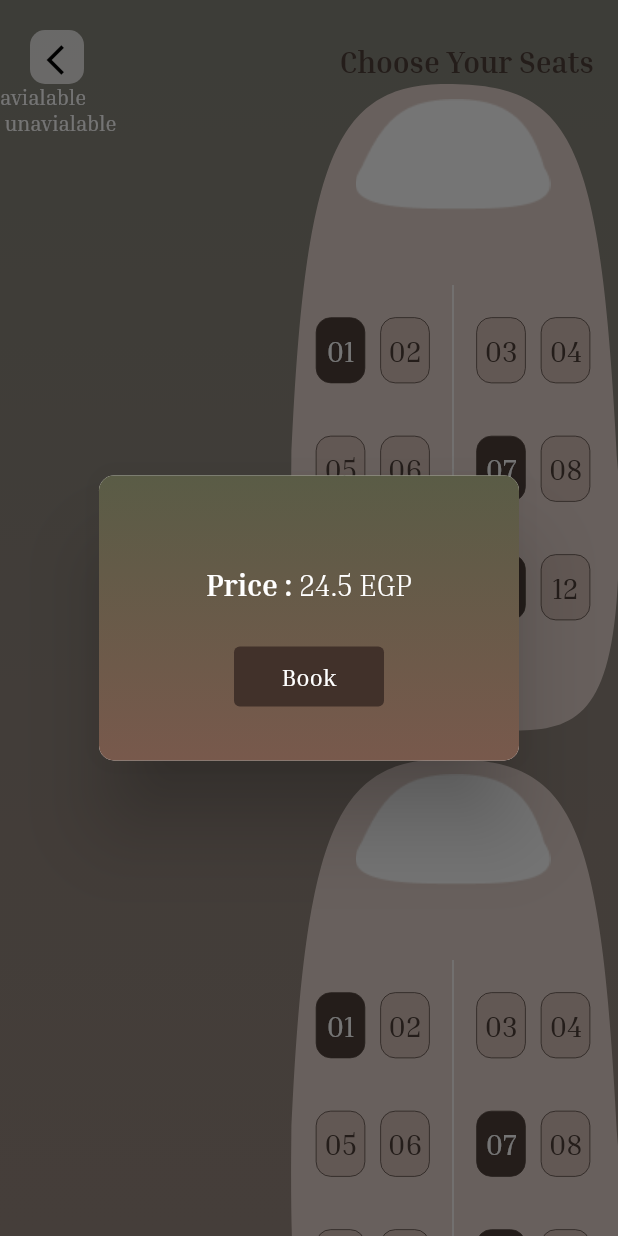
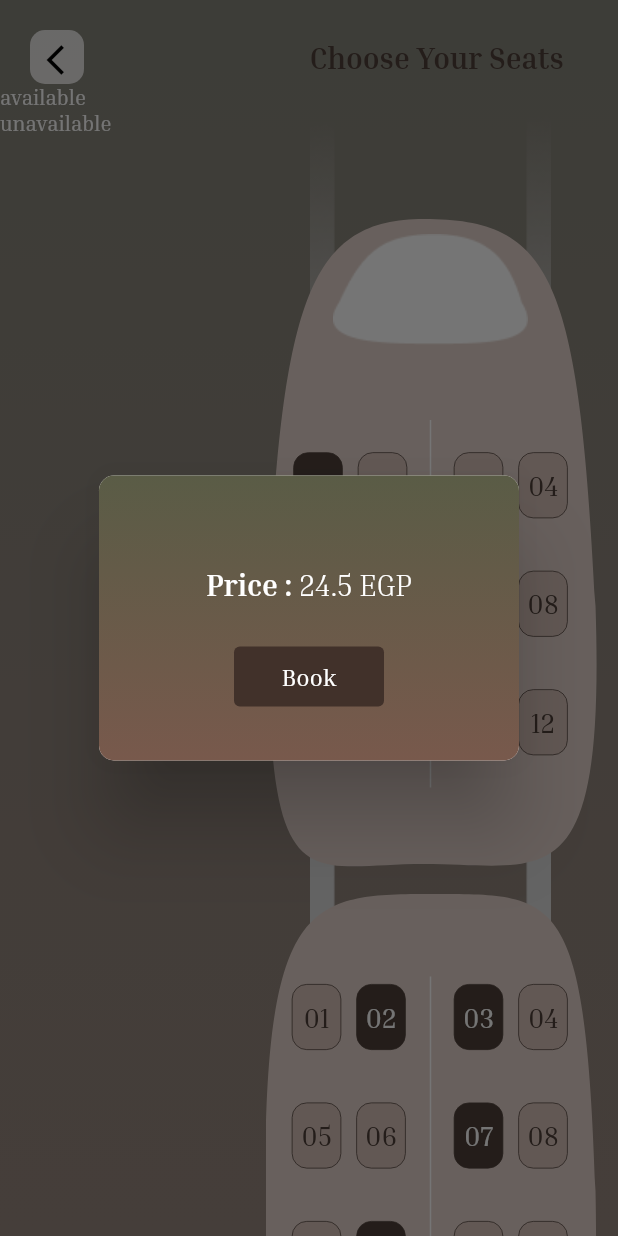
Before and after one commit to Train-D/mobile, a Flutter app: the ChooseSeatsScreen screen opened directly, after a tap on "01", on a phone screen of 412 x 824 dp. Run offline on Flutter 3.47's test engine with Material 2 defaults, Android fonts, the phone set to English and light mode, and no system bars; our stand-ins replace basic_utils, bloc, dartz, equatable, flutter_bloc, get_it and 4 more.

Commit message:
right train in train screen

```diff
--- a/lib/core/utils/app_strings.dart
+++ b/lib/core/utils/app_strings.dart
@@ -47,6 +47,6 @@ class AppString {
   static const String download = 'Download';
   static const String ticketSuccessDownload = 'Successfully Downloaded';
   static const String backToHome = 'Back To Home';
-    static const String book = 'Book';
-
+  static const String book = 'Book';
+  static const String chooseSeatsAppBarTitle = 'Choose Your Seats';
 }
--- a/lib/core/utils/components.dart
+++ b/lib/core/utils/components.dart
@@ -220,7 +220,7 @@ class SharedComponents {
         //if(chooseSeatsScreenAppBar){}
         title: chooseSeatsScreenAppBar
             ? ChooseSeatsComponents.appBarTitle(context: context)
-            : '',
+            : const Text(''),
       );
 
   static linearGradientBg({
--- /dev/null
+++ b/lib/features/tickets/presentation/components/classes/train_default_car_custom_paint.dart
@@ -0,0 +1,62 @@
+import 'package:flutter/material.dart';
+import 'package:traind_app/core/global/theme/app_color/app_color_light.dart';
+
+class TrainDefaultCarShape extends CustomPainter {
+  @override
+  void paint(Canvas canvas, Size size) {
+    final Paint paint = Paint();
+    final Path path = Path();
+
+    paint.color = trainColor;
+
+    path.lineTo(
+      0,
+      size.height * 0.45,
+    );
+    path.cubicTo(
+      0,
+      -0.03,
+      size.width * 0.14,
+      0,
+      size.width * 0.52,
+      0,
+    );
+    path.cubicTo(
+      size.width * 0.89,
+      0,
+      size.width * 0.97,
+      -0.03,
+      size.width,
+      size.height * 0.46,
+    );
+    path.cubicTo(
+      size.width * 1.02,
+      size.height * 0.95,
+      size.width * 0.86,
+      size.height,
+      size.width * 0.52,
+      size.height,
+    );
+    path.cubicTo(
+      size.width * 0.14,
+      size.height,
+      0,
+      size.height * 0.96,
+      0,
+      size.height * 0.45,
+    );
+    path.cubicTo(
+      0,
+      size.height * 0.45,
+      0,
+      size.height * 0.45,
+      0,
+      size.height * 0.45,
+    );
+
+    canvas.drawPath(path, paint);
+  }
+
+  @override
+  bool shouldRepaint(CustomPainter oldDelegate) => false;
+}
--- a/lib/features/tickets/presentation/components/reusable_component/choose_seats_screen_components.dart
+++ b/lib/features/tickets/presentation/components/reusable_component/choose_seats_screen_components.dart
@@ -1,24 +1,25 @@
 import 'package:flutter/material.dart';
+import 'package:traind_app/core/utils/app_strings.dart';
 
 import '../../../../../core/global/theme/app_color/app_color_light.dart';
 import '../../screens/choose_seats_screen.dart';
 import '../classes/seat_details.dart';
 
 class ChooseSeatsComponents {
-
   static appBarTitle({
     required BuildContext context,
   }) =>
       Padding(
         padding: const EdgeInsetsDirectional.only(
-          top: 40,
-          bottom: 15,
+          top: 50,
+          bottom: 30,
+          end: 20,
         ),
         child: Row(
           mainAxisAlignment: MainAxisAlignment.end,
           children: [
             Text(
-              'Choose Your Seats',
+              AppString.chooseSeatsAppBarTitle,
               style: Theme.of(context).textTheme.displayLarge!.copyWith(
                     color: trainUnAvailableSeatColor,
                     fontSize: 20,
@@ -30,23 +31,21 @@ class ChooseSeatsComponents {
 
   static Widget defaultSeat({
     required BuildContext context,
-    required String seatNumber,
-    required bool isAvailable,
+    required Seat seatDetails,
   }) =>
       InkWell(
         onTap: () {
           showChooseSeatsAlertDialog(
             context: context,
-            seatNumber: seatNumber,
+            seatNumber: seatDetails.seatNumber,
           );
-          debugPrint(seatNumber);
         },
         child: Container(
           width: 33,
           height: 44,
           decoration: BoxDecoration(
             borderRadius: BorderRadius.circular(10),
-            color: isAvailable
+            color: seatDetails.isAvailable
                 ? trainAvailableSeatColor
                 : trainUnAvailableSeatColor,
             border: Border.all(
@@ -56,10 +55,11 @@ class ChooseSeatsComponents {
           ),
           child: Align(
             alignment: Alignment.center,
-            child: Text(seatNumber,
+            child: Text(seatDetails.seatNumber,
                 style: Theme.of(context).textTheme.displayMedium!.copyWith(
                       color:
-                          isAvailable ? trainUnAvailableSeatColor : lightColor,
+                          seatDetails.isAvailable ? trainUnAvailableSeatColor : lightColor,
+                      fontSize: 18,
                     )),
           ),
         ),
@@ -74,16 +74,14 @@ class ChooseSeatsComponents {
         children: [
           ChooseSeatsComponents.defaultSeat(
             context: context,
-            seatNumber: seat1.seatNumber,
-            isAvailable: seat1.isAvailable,
+             seatDetails: seat1,
           ),
           const SizedBox(
             width: 10,
           ),
           ChooseSeatsComponents.defaultSeat(
             context: context,
-            seatNumber: seat2.seatNumber,
-            isAvailable: seat2.isAvailable,
+            seatDetails: seat2,
           ),
         ],
       );
@@ -93,6 +91,8 @@ class ChooseSeatsComponents {
     required Widget firstRowTwoSeats,
     required Widget secondRowTwoSeats,
     required Widget thirdRowTwoSeats,
+    bool isfirst = false,
+    Widget? fourthRowTwoSeats,
   }) =>
       Padding(
         padding: const EdgeInsets.symmetric(
@@ -108,7 +108,12 @@ class ChooseSeatsComponents {
             const SizedBox(
               height: 35,
             ),
-            thirdRowTwoSeats
+            thirdRowTwoSeats,
+            // if (!isfirst)
+            //   const SizedBox(
+            //     height: 35,
+            //   ),
+            //   fourthRowTwoSeats,
           ],
         ),
       );
--- a/lib/features/tickets/presentation/components/widgets/choose_seats_alert_dialog_content_widget.dart
+++ b/lib/features/tickets/presentation/components/widgets/choose_seats_alert_dialog_content_widget.dart
@@ -3,6 +3,7 @@ import 'package:flutter/material.dart';
 import 'package:flutter_bloc/flutter_bloc.dart';
 import 'package:traind_app/features/tickets/presentation/controller/choose_seats/choose_seats_cubit.dart';
 import 'package:traind_app/features/tickets/presentation/controller/choose_seats/choose_seats_state.dart';
+import 'package:traind_app/features/tickets/presentation/screens/payment_screen.dart';
 
 import '../../../../../core/utils/app_sizes.dart';
 import '../../../../../core/utils/app_strings.dart';
@@ -39,6 +40,10 @@ Widget chooseSeatsAlertDialogContent({
                 context: context,
                 function: () {
                   cubit.bookSeat(seatNumber);
+                  SharedComponents.navigateTo(
+                    const PaymentScreen(),
+                    context,
+                  );
                 },
                 text: AppString.book,
                 width: 100,
--- /dev/null
+++ b/lib/features/tickets/presentation/components/widgets/train_second_car.dart
@@ -0,0 +1,89 @@
+import 'package:flutter/material.dart';
+import 'package:flutter_bloc/flutter_bloc.dart';
+import 'package:traind_app/features/tickets/presentation/controller/choose_seats/choose_seats_cubit.dart';
+import 'package:traind_app/features/tickets/presentation/controller/choose_seats/choose_seats_state.dart';
+import '../classes/train_default_car_custom_paint.dart';
+import '../reusable_component/choose_seats_screen_components.dart';
+
+Widget trainSecondCar({
+  required BuildContext context,
+}) =>
+    BlocConsumer<ChooseSeatsCubit, ChooseSeatsState>(
+      listener: (context, state) {},
+      builder: (context, state) {
+        int leftIdx = -4;
+        int rightIdx = -2;
+        ChooseSeatsCubit cubit = ChooseSeatsCubit.get(context);
+        return SizedBox(
+          width: 220,
+          height: 430,
+          child: CustomPaint(
+              painter: TrainDefaultCarShape(),
+              child: Column(
+                children: [
+                  const SizedBox(
+                    height: 55,
+                  ),
+                  Row(
+                    mainAxisAlignment: MainAxisAlignment.center,
+                    children: [
+                      SizedBox(
+                        width: 107,
+                        height: 300,
+                        child: ListView.separated(
+                          shrinkWrap: true,
+                          physics: const NeverScrollableScrollPhysics(),
+                          itemBuilder: (context, idx) {
+                            leftIdx += 4;
+                            return Padding(
+                              padding: const EdgeInsets.symmetric(
+                                horizontal: 15,
+                              ),
+                              child: ChooseSeatsComponents.twoSeats(
+                                context: context,
+                                seat1: cubit.secondCarSeats[leftIdx],
+                                seat2: cubit.secondCarSeats[leftIdx + 1],
+                              ),
+                            );
+                          },
+                          separatorBuilder: (context, idx) => const SizedBox(
+                            height: 35,
+                          ),
+                          itemCount: (cubit.secondCarSeats.length ~/ 4).toInt(),
+                        ),
+                      ),
+                      ChooseSeatsComponents.defaultDividerLine(
+                        height: 310,
+                      ),
+                      SizedBox(
+                        width: 107,
+                        height: 300,
+                        child: ListView.separated(
+                          shrinkWrap: true,
+                          physics: const NeverScrollableScrollPhysics(),
+                          itemBuilder: (context, idx) {
+                            rightIdx += 4;
+                            return Padding(
+                              padding: const EdgeInsets.symmetric(
+                                horizontal: 15,
+                              ),
+                              child: ChooseSeatsComponents.twoSeats(
+                                context: context,
+                                seat1: cubit.secondCarSeats[rightIdx],
+                                seat2: cubit.secondCarSeats[rightIdx + 1],
+                              ),
+                            );
+                          },
+                          separatorBuilder: (context, idx) => const SizedBox(
+                            height: 35,
+                          ),
+                          itemCount: (cubit.secondCarSeats.length ~/ 4).toInt(),
+                        ),
+                      ),
+                    ],
+                  ),
+                ],
+              )),
+        );
+      },
+    );
--- a/lib/features/tickets/presentation/controller/choose_seats/choose_seats_cubit.dart
+++ b/lib/features/tickets/presentation/controller/choose_seats/choose_seats_cubit.dart
@@ -1,6 +1,4 @@
-import 'package:flutter/material.dart';
 import 'package:flutter_bloc/flutter_bloc.dart';
-import 'package:traind_app/features/tickets/presentation/components/widgets/train_first_car_widget.dart';
 
 import '../../components/classes/seat_details.dart';
 import 'choose_seats_state.dart';
@@ -27,7 +25,7 @@ class ChooseSeatsCubit extends Cubit<ChooseSeatsState> {
       seatNumber: '04',
       isAvailable: true,
     ),
-     Seat(
+    Seat(
       seatNumber: '05',
       isAvailable: true,
     ),
@@ -35,7 +33,7 @@ class ChooseSeatsCubit extends Cubit<ChooseSeatsState> {
       seatNumber: '06',
       isAvailable: true,
     ),
-     Seat(
+    Seat(
       seatNumber: '07',
       isAvailable: false,
     ),
@@ -43,7 +41,7 @@ class ChooseSeatsCubit extends Cubit<ChooseSeatsState> {
       seatNumber: '08',
       isAvailable: true,
     ),
-     Seat(
+    Seat(
       seatNumber: '09',
       isAvailable: true,
     ),
@@ -51,7 +49,7 @@ class ChooseSeatsCubit extends Cubit<ChooseSeatsState> {
       seatNumber: '10',
       isAvailable: true,
     ),
-     Seat(
+    Seat(
       seatNumber: '11',
       isAvailable: false,
     ),
@@ -61,6 +59,72 @@ class ChooseSeatsCubit extends Cubit<ChooseSeatsState> {
     ),
   ];
 
+  List<Seat> secondCarSeats = [
+    Seat(
+      seatNumber: '01',
+      isAvailable: true,
+    ),
+    Seat(
+      seatNumber: '02',
+      isAvailable: false,
+    ),
+    Seat(
+      seatNumber: '03',
+      isAvailable: false,
+    ),
+    Seat(
+      seatNumber: '04',
+      isAvailable: true,
+    ),
+    Seat(
+      seatNumber: '05',
+      isAvailable: true,
+    ),
+    Seat(
+      seatNumber: '06',
+      isAvailable: true,
+    ),
+    Seat(
+      seatNumber: '07',
+      isAvailable: false,
+    ),
+    Seat(
+      seatNumber: '08',
+      isAvailable: true,
+    ),
+    Seat(
+      seatNumber: '09',
+      isAvailable: true,
+    ),
+    Seat(
+      seatNumber: '10',
+      isAvailable: false,
+    ),
+    Seat(
+      seatNumber: '11',
+      isAvailable: true,
+    ),
+    Seat(
+      seatNumber: '12',
+      isAvailable: true,
+    ),
+    Seat(
+      seatNumber: '13',
+      isAvailable: false,
+    ),
+    Seat(
+      seatNumber: '14',
+      isAvailable: true,
+    ),
+    Seat(
+      seatNumber: '15',
+      isAvailable: true,
+    ),
+    Seat(
+      seatNumber: '16',
+      isAvailable: true,
+    ),
+  ];
 
   void bookSeat(String seatNumber) {
     int idx = int.parse(seatNumber);
--- a/lib/features/tickets/presentation/screens/choose_seats_screen.dart
+++ b/lib/features/tickets/presentation/screens/choose_seats_screen.dart
@@ -1,12 +1,14 @@
 import 'package:flutter/material.dart';
 import 'package:flutter_bloc/flutter_bloc.dart';
 import 'package:traind_app/core/global/theme/app_color/app_color_light.dart';
+import 'package:traind_app/core/utils/app_constants.dart';
 import 'package:traind_app/core/utils/components.dart';
 import 'package:traind_app/features/tickets/presentation/components/widgets/train_first_car_widget.dart';
 import 'package:traind_app/features/tickets/presentation/controller/choose_seats/choose_seats_cubit.dart';
 import 'package:traind_app/features/tickets/presentation/controller/choose_seats/choose_seats_state.dart';
 import '../components/reusable_component/tickets_components.dart';
 import '../components/widgets/choose_seats_alert_dialog_content_widget.dart';
+import '../components/widgets/train_second_car.dart';
 
 class ChooseSeatsScreen extends StatelessWidget {
   const ChooseSeatsScreen({super.key});
@@ -15,8 +17,7 @@ class ChooseSeatsScreen extends StatelessWidget {
   Widget build(BuildContext context) {
     List<Widget> trainCars = [
       trainFirstCar(context: context),
-      trainFirstCar(context: context),
-      trainFirstCar(context: context)
+      trainSecondCar(context: context),
     ];
     return SafeArea(
         child: SharedComponents.linearGradientBg(
@@ -35,12 +36,36 @@ class ChooseSeatsScreen extends StatelessWidget {
               mainAxisAlignment: MainAxisAlignment.spaceBetween,
               crossAxisAlignment: CrossAxisAlignment.start,
               children: [
-                Text(
-                  'avialable\n unavialable',
+                const Text(
+                  'available\nunavailable',
+                ),
+                Stack(
+                  children: [
+                    Padding(
+                      padding: const EdgeInsetsDirectional.only(
+                          top: 20,
+                        ),
+                      child: Image(
+                          width: 220,
+                          //height: AppSizes.height(context),
+                          fit: BoxFit.contain,
+                          image: AssetImage(
+                              '${AppConstants.vectorsUrl}train_lines.png')),
+                    ),
+                    SingleChildScrollView(
+                      physics: const BouncingScrollPhysics(),
+                      child: Padding(
+                        padding: const EdgeInsetsDirectional.only(
+                          top: 40,
+                          end: 15,
+                        ),
+                        child: Column(
+                          children: [
+                            const SizedBox(
+                              height: 50,
                             ),
                             SizedBox(
                               width: 220,
-                  //height: double.infinity,
                               child: ListView.separated(
                                 shrinkWrap: true,
                                 physics: const NeverScrollableScrollPhysics(),
@@ -49,6 +74,12 @@ class ChooseSeatsScreen extends StatelessWidget {
                                     const SizedBox(height: 20),
                                 itemCount: trainCars.length,
                               ),
+                            ),
+                          ],
+                        ),
+                      ),
+                    ),
+                  ],
                 ),
               ],
             ),
--- a/lib/features/tickets/presentation/screens/from_to_screen.dart
+++ b/lib/features/tickets/presentation/screens/from_to_screen.dart
@@ -1,6 +1,7 @@
 import 'package:flutter/material.dart';
 import 'package:flutter_bloc/flutter_bloc.dart';
 import 'package:responsive_sizer/responsive_sizer.dart';
+import 'package:traind_app/features/tickets/presentation/screens/choose_seats_screen.dart';
 import '../../../../core/global/theme/app_color/app_color_light.dart';
 import '../../../../core/utils/app_constants.dart';
 import '../../../../core/utils/app_images.dart';
@@ -9,7 +10,6 @@ import '../../../../core/utils/app_strings.dart';
 import '../../../../core/utils/components.dart';
 import '../components/reusable_component/tickets_components.dart';
 import '../controller/from_to_cubit/from_to_cubit.dart';
-import 'payment_screen.dart';
 
 class FromToScreen extends StatelessWidget {
   const FromToScreen({super.key});
@@ -104,7 +104,7 @@ class FromToScreen extends StatelessWidget {
                                       /*TicketsComponents.bottomModelSheet(
                                           context);*/
                                       SharedComponents.navigateTo(
-                                        const PaymentScreen(),
+                                        const ChooseSeatsScreen(),
                                         context,
                                       );
                                     },
--- a/lib/features/track/presentation/screens/train_id_screen.dart
+++ b/lib/features/track/presentation/screens/train_id_screen.dart
@@ -13,7 +13,8 @@ class TrainIdScreen extends StatelessWidget {
 
   @override
   Widget build(BuildContext context) {
-    return BlocBuilder<TrackingCubit, TrackingState>(builder: (context, state) {
+    return BlocBuilder<TrackingCubit, TrackingState>(
+      builder: (context, state) {
       TrackingCubit cubit = TrackingCubit.get(context);
       return SafeArea(
           child: SharedComponents.screenBg(
--- a/lib/main.dart
+++ b/lib/main.dart
@@ -4,6 +4,7 @@ import 'package:flutter/material.dart';
 import 'package:flutter_bloc/flutter_bloc.dart';
 import 'package:responsive_sizer/responsive_sizer.dart';
 import 'package:traind_app/core/global/theme/theme_data/theme_data_light.dart';
+import 'package:traind_app/features/app/presentation/screens/splash_screen.dart';
 import 'package:traind_app/features/authentication/presentation/controller/profile_cubit/profile_cubit.dart';
 import 'package:traind_app/features/layout/presentation/controller/home_cubit/home_cubit.dart';
 import 'package:traind_app/features/tickets/presentation/controller/from_to_cubit/from_to_cubit.dart';
@@ -14,7 +15,6 @@ import 'core/bloc_observer/bloc_observer.dart';
 import 'features/authentication/presentation/controller/login_cubit/login_cubit.dart';
 import 'features/authentication/presentation/controller/sign_up_cubit/sign_up_cubit.dart';
 import 'features/tickets/presentation/controller/choose_seats/choose_seats_cubit.dart';
-import 'features/tickets/presentation/screens/choose_seats_screen.dart';
 import 'features/track/presentation/controller/tracking_cubit/tracking_cubit.dart';
 
 void main() async{
@@ -64,7 +64,7 @@ class MyApp extends StatelessWidget {
             debugShowCheckedModeBanner: false,
             title: 'Train D Edit Again',
             theme: lightTheme(),
-            home: const ChooseSeatsScreen(),
+            home: const SplashScreen(),
           );
         },
       ),
```
Also changed, not shown: assets/images/vectors/train_lines.png (added). Lines whose indentation alone changed are shown as unchanged.
